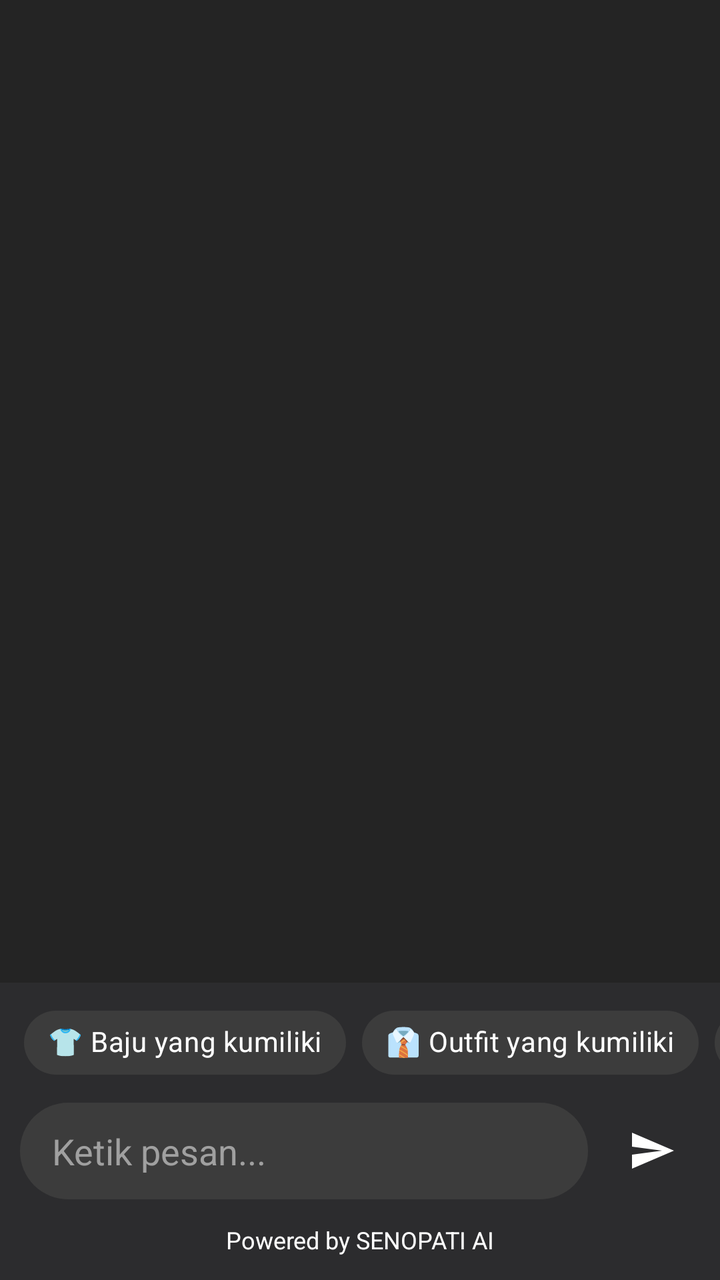
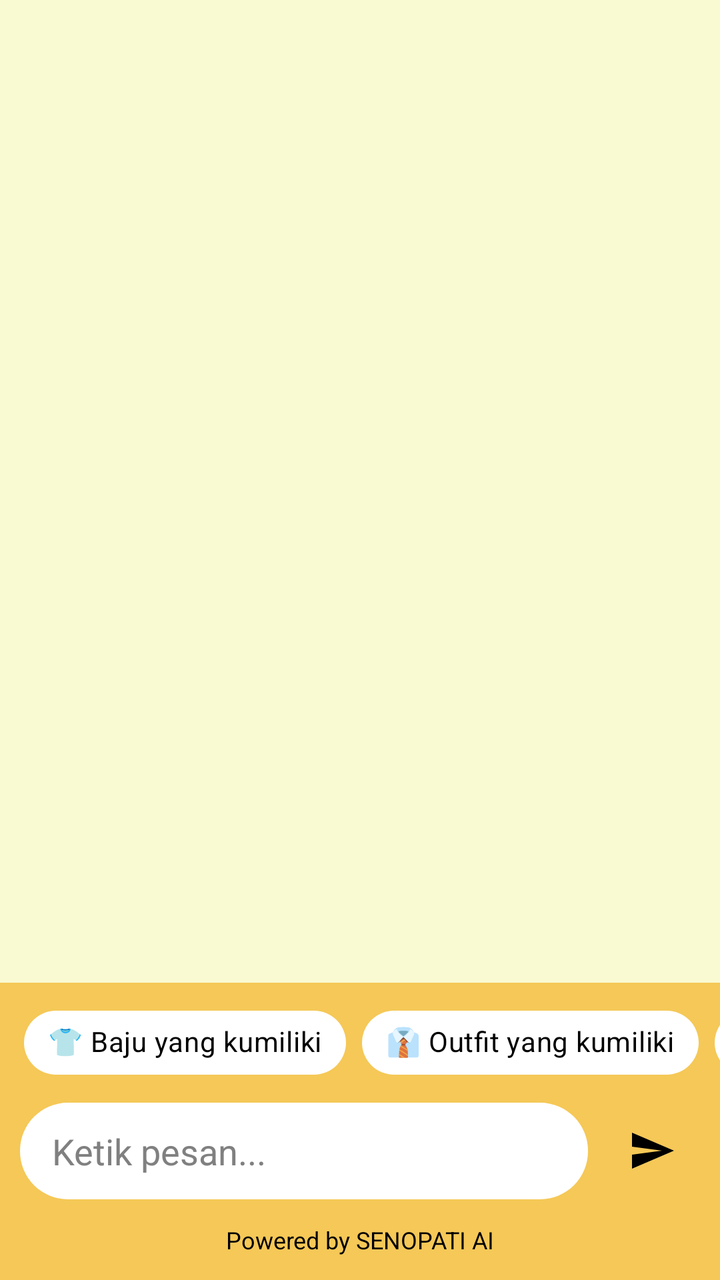

The first picture is an Android layout as it rendered before a commit; the second is the same layout after the commit. The layout source and the unified diff follow.
<!-- AndroidManifest.xml: application theme Theme.WardrobeDigital -->
<!-- res/layout/fragment_chat.xml -->
<?xml version="1.0" encoding="utf-8"?>
<RelativeLayout xmlns:android="http://schemas.android.com/apk/res/android"
    xmlns:app="http://schemas.android.com/apk/res-auto"
    xmlns:tools="http://schemas.android.com/tools"
    android:layout_width="match_parent"
    android:layout_height="match_parent"
    android:background="#1C1B1F"
    tools:context=".ui.chat.ChatFragment">

    
    <androidx.recyclerview.widget.RecyclerView
        android:id="@+id/rv_chat"
        android:layout_width="match_parent"
        android:layout_height="match_parent"
        android:layout_above="@id/shortcut_container"
        android:padding="8dp"
        android:background="#242424"
        android:clipToPadding="false" />

    
    <ProgressBar
        android:id="@+id/progress_bar"
        android:layout_width="wrap_content"
        android:layout_height="wrap_content"
        android:layout_centerInParent="true"
        android:visibility="gone"
        android:indeterminateTint="#4CAF50" />

    
    <HorizontalScrollView
        android:id="@+id/shortcut_container"
        android:layout_width="match_parent"
        android:layout_height="wrap_content"
        android:layout_above="@id/input_container"
        android:background="#2C2C2E"
        android:paddingVertical="6dp"
        android:scrollbars="none">

        <com.google.android.material.chip.ChipGroup
            android:id="@+id/chip_shortcuts"
            android:layout_width="wrap_content"
            android:layout_height="wrap_content"
            android:paddingHorizontal="12dp"
            app:singleLine="true">

            <com.google.android.material.chip.Chip
                android:id="@+id/chip_my_clothes"
                style="@style/Widget.MaterialComponents.Chip.Action"
                android:layout_width="wrap_content"
                android:layout_height="wrap_content"
                android:text="👕 Baju yang kumiliki"
                android:textColor="#FFFFFF"
                app:chipBackgroundColor="#3C3C3C"
                app:chipStrokeWidth="0dp" />

            <com.google.android.material.chip.Chip
                android:id="@+id/chip_my_outfits"
                style="@style/Widget.MaterialComponents.Chip.Action"
                android:layout_width="wrap_content"
                android:layout_height="wrap_content"
                android:text="👔 Outfit yang kumiliki"
                android:textColor="#FFFFFF"
                app:chipBackgroundColor="#3C3C3C"
                app:chipStrokeWidth="0dp" />

            <com.google.android.material.chip.Chip
                android:id="@+id/chip_create_outfit"
                style="@style/Widget.MaterialComponents.Chip.Action"
                android:layout_width="wrap_content"
                android:layout_height="wrap_content"
                android:text="✨ Buatkan outfit"
                android:textColor="#FFFFFF"
                app:chipBackgroundColor="#3C3C3C"
                app:chipStrokeWidth="0dp" />

            <com.google.android.material.chip.Chip
                android:id="@+id/chip_fashion_tips"
                style="@style/Widget.MaterialComponents.Chip.Action"
                android:layout_width="wrap_content"
                android:layout_height="wrap_content"
                android:text="💡 Tips fashion"
                android:textColor="#FFFFFF"
                app:chipBackgroundColor="#3C3C3C"
                app:chipStrokeWidth="0dp" />

        </com.google.android.material.chip.ChipGroup>

    </HorizontalScrollView>

    
    <LinearLayout
        android:id="@+id/input_container"
        android:layout_width="match_parent"
        android:layout_height="wrap_content"
        android:layout_above="@+id/sponsor_container"
        android:orientation="horizontal"
        android:paddingHorizontal="10dp"
        android:background="#2C2C2E"
        android:gravity="center_vertical">

        <EditText
            android:id="@+id/et_message"
            android:layout_width="0dp"
            android:layout_height="wrap_content"
            android:layout_weight="1"
            android:background="@drawable/bg_chat_input"
            android:hint="Ketik pesan..."
            android:textColorHint="#A0A0A0"
            android:textColor="@android:color/white"
            android:paddingStart="16dp"
            android:paddingEnd="16dp"
            android:paddingTop="12dp"
            android:paddingBottom="12dp"
            android:maxLines="4" />

        <ImageButton
            android:id="@+id/btn_send"
            android:layout_width="48dp"
            android:layout_height="48dp"
            android:layout_marginStart="8dp"
            android:src="@drawable/ic_send_arrow"
            android:background="@android:color/transparent"
            android:contentDescription="Send" />
    </LinearLayout>

    

    <LinearLayout
        android:id="@+id/sponsor_container"
        android:layout_width="match_parent"
        android:layout_height="wrap_content"
        android:layout_alignParentBottom="true"
        android:orientation="vertical"
        android:padding="12dp"
        android:background="#2C2C2E"
        android:gravity="center_vertical">

    <TextView
        android:id="@+id/AI_Identity"
        android:layout_width="wrap_content"
        android:layout_height="wrap_content"
        android:text="Powered by SENOPATI AI"
        android:textColor="@color/white"
        android:layout_gravity="center"
        android:textSize="12sp" />

    </LinearLayout>

</RelativeLayout>
<!-- resources referenced by this layout -->
<resources>
  <color name="white">#FFFFFFFF</color>
  <!-- drawable bg_chat_input (drawable) -->
  <?xml version="1.0" encoding="utf-8"?>
  <shape xmlns:android="http://schemas.android.com/apk/res/android"
      android:shape="rectangle">
      <solid android:color="#3C3C3C" />
      <corners android:radius="24dp" />
  </shape>
  <!-- drawable ic_send_arrow (drawable) -->
  <vector xmlns:android="http://schemas.android.com/apk/res/android"
      android:width="24dp"
      android:height="24dp"
      android:viewportWidth="24"
      android:viewportHeight="24">
      <path
          android:fillColor="#FFFFFF"
          android:pathData="M2.01,21L23,12 2.01,3 2,10l15,2 -15,2z" />
  </vector>
  <style name="Theme.WardrobeDigital" parent="Base.Theme.WardrobeDigital" />
  <style name="Base.Theme.WardrobeDigital" parent="Theme.Material3.DayNight">
          
          
      </style>
</resources>

<!-- the commit's change to res/layout/fragment_chat.xml (unified diff, before → after) -->
@@ -4,7 +4,7 @@
     xmlns:tools="http://schemas.android.com/tools"
     android:layout_width="match_parent"
     android:layout_height="match_parent"
-    android:background="#1C1B1F"
+    android:background="@color/colorAppBackground"
     tools:context=".ui.chat.ChatFragment">
 
     
@@ -14,7 +14,6 @@
         android:layout_height="match_parent"
         android:layout_above="@id/shortcut_container"
         android:padding="8dp"
-        android:background="#242424"
         android:clipToPadding="false" />
 
     
@@ -32,7 +31,7 @@
         android:layout_width="match_parent"
         android:layout_height="wrap_content"
         android:layout_above="@id/input_container"
-        android:background="#2C2C2E"
+        android:background="@color/colorChatInputArea"
         android:paddingVertical="6dp"
         android:scrollbars="none">
 
@@ -49,8 +48,8 @@
                 android:layout_width="wrap_content"
                 android:layout_height="wrap_content"
                 android:text="👕 Baju yang kumiliki"
-                android:textColor="#FFFFFF"
-                app:chipBackgroundColor="#3C3C3C"
+                android:textColor="@color/colorTextPrimary"
+                app:chipBackgroundColor="@color/colorEditTextBackground"
                 app:chipStrokeWidth="0dp" />
 
             <com.google.android.material.chip.Chip
@@ -59,8 +58,8 @@
                 android:layout_width="wrap_content"
                 android:layout_height="wrap_content"
                 android:text="👔 Outfit yang kumiliki"
-                android:textColor="#FFFFFF"
-                app:chipBackgroundColor="#3C3C3C"
+                android:textColor="@color/colorTextPrimary"
+                app:chipBackgroundColor="@color/colorEditTextBackground"
                 app:chipStrokeWidth="0dp" />
 
             <com.google.android.material.chip.Chip
@@ -69,8 +68,8 @@
                 android:layout_width="wrap_content"
                 android:layout_height="wrap_content"
                 android:text="✨ Buatkan outfit"
-                android:textColor="#FFFFFF"
-                app:chipBackgroundColor="#3C3C3C"
+                android:textColor="@color/colorTextPrimary"
+                app:chipBackgroundColor="@color/colorEditTextBackground"
                 app:chipStrokeWidth="0dp" />
 
             <com.google.android.material.chip.Chip
@@ -79,8 +78,8 @@
                 android:layout_width="wrap_content"
                 android:layout_height="wrap_content"
                 android:text="💡 Tips fashion"
-                android:textColor="#FFFFFF"
-                app:chipBackgroundColor="#3C3C3C"
+                android:textColor="@color/colorTextPrimary"
+                app:chipBackgroundColor="@color/colorEditTextBackground"
                 app:chipStrokeWidth="0dp" />
 
         </com.google.android.material.chip.ChipGroup>
@@ -92,10 +91,10 @@
         android:id="@+id/input_container"
         android:layout_width="match_parent"
         android:layout_height="wrap_content"
-        android:layout_above="@+id/sponsor_container"
+        android:layout_above="@id/sponsor_container"
+        android:background="@color/colorChatInputArea"
         android:orientation="horizontal"
         android:paddingHorizontal="10dp"
-        android:background="#2C2C2E"
         android:gravity="center_vertical">
 
         <EditText
@@ -105,8 +104,8 @@
             android:layout_weight="1"
             android:background="@drawable/bg_chat_input"
             android:hint="Ketik pesan..."
-            android:textColorHint="#A0A0A0"
-            android:textColor="@android:color/white"
+            android:textColorHint="@color/colorTextSecondary"
+            android:textColor="@color/colorTextPrimary"
             android:paddingStart="16dp"
             android:paddingEnd="16dp"
             android:paddingTop="12dp"
@@ -119,6 +118,7 @@
             android:layout_height="48dp"
             android:layout_marginStart="8dp"
             android:src="@drawable/ic_send_arrow"
+            app:tint="@color/colorTextPrimary"
             android:background="@android:color/transparent"
             android:contentDescription="Send" />
     </LinearLayout>
@@ -131,8 +131,8 @@
         android:layout_height="wrap_content"
         android:layout_alignParentBottom="true"
         android:orientation="vertical"
+        android:background="@color/colorChatInputArea"
         android:padding="12dp"
-        android:background="#2C2C2E"
         android:gravity="center_vertical">
 
     <TextView
@@ -140,7 +140,7 @@
         android:layout_width="wrap_content"
         android:layout_height="wrap_content"
         android:text="Powered by SENOPATI AI"
-        android:textColor="@color/white"
+        android:textColor="@color/colorTextPrimary"
         android:layout_gravity="center"
         android:textSize="12sp" />
 
<!-- resource entries referenced after the edit -->
@@ -1,11 +1,14 @@
 <!-- resources referenced by this layout -->
 <resources>
-  <color name="white">#FFFFFFFF</color>
+  <color name="colorAppBackground">#FAFAD2</color>
+  <color name="colorChatInputArea">#F5C857</color>
+  <color name="colorEditTextBackground">#FFFFFF</color>
+  <color name="colorTextPrimary">#000000</color>
+  <color name="colorTextSecondary">#808080</color>
   <!-- drawable bg_chat_input (drawable) -->
   <?xml version="1.0" encoding="utf-8"?>
-  <shape xmlns:android="http://schemas.android.com/apk/res/android"
-      android:shape="rectangle">
-      <solid android:color="#3C3C3C" />
+  <shape xmlns:android="http://schemas.android.com/apk/res/android">
+      <solid android:color="@color/colorEditTextBackground" />
       <corners android:radius="24dp" />
   </shape>
   <!-- drawable ic_send_arrow (drawable) -->
@@ -19,8 +22,9 @@
           android:pathData="M2.01,21L23,12 2.01,3 2,10l15,2 -15,2z" />
   </vector>
   <style name="Theme.WardrobeDigital" parent="Base.Theme.WardrobeDigital" />
-  <style name="Base.Theme.WardrobeDigital" parent="Theme.Material3.DayNight">
+  <style name="Base.Theme.WardrobeDigital" parent="Theme.Material3.DayNight.NoActionBar">
           
+          <item name="android:windowBackground">@color/colorAppBackground</item>
           
       </style>
 </resources>
